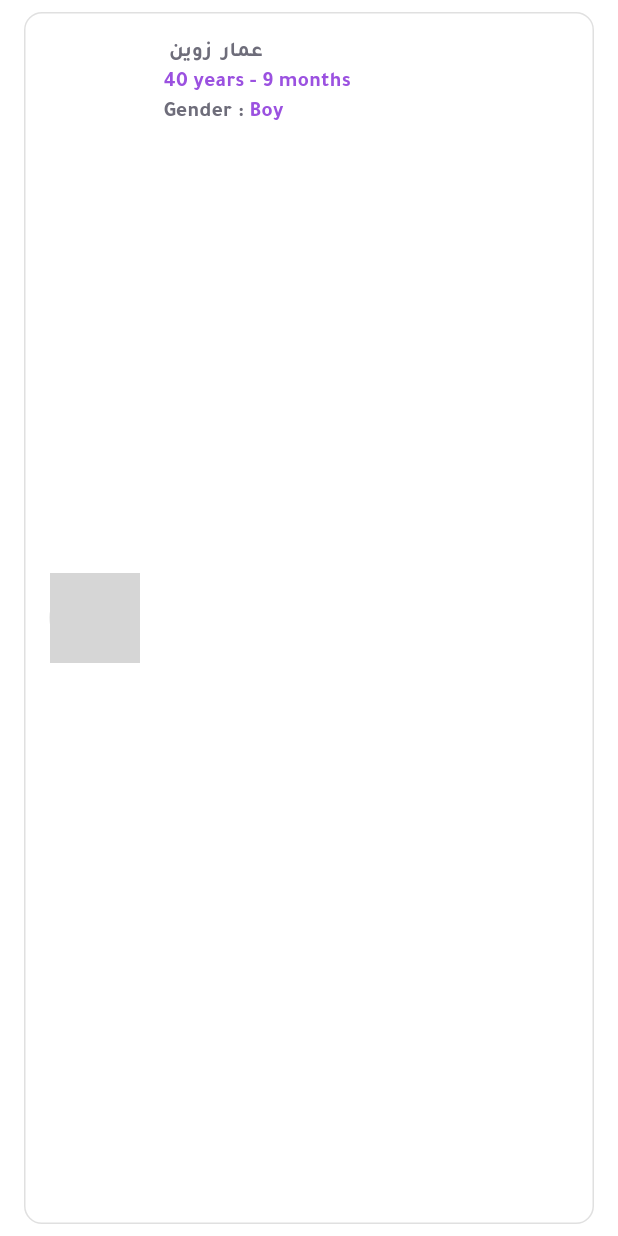
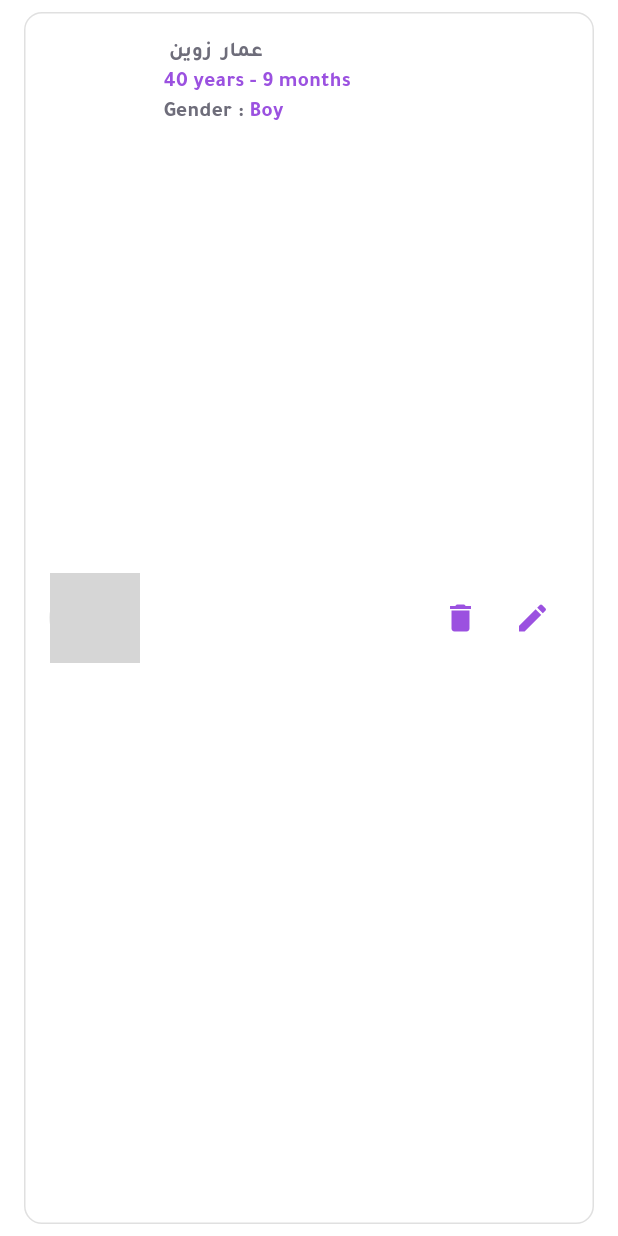
Before and after one commit to mohamedzewin01/wise_child, a Flutter app: the ChildCard widget shown alone on an empty page, opened directly, on a phone screen of 412 x 824 dp. Run offline on Flutter 3.47's test engine with Material 3 defaults, Android fonts, the phone set to English and light mode, and no system bars; our stand-ins replace animated_bottom_navigation_bar, another_flushbar, bloc, cached_network_image, cloud_firestore, connectivity_plus and 18 more; accounts and stored records are empty; generated files the repository leaves out were written again; network calls fail; grey boxes are pictures that could not be loaded.

Commit message:
feat(children): complete child deletion with local state update and UI refresh

```diff
--- a/lib/core/api/api_constants.dart
+++ b/lib/core/api/api_constants.dart
@@ -10,9 +10,7 @@ class ApiConstants {
   static const String getChildrenByUser = "children/getChildrenByUser";
   static const String newChild = "children/newChild";
   static const String imageChild = "children/imageChild";
-
-
-
+  static const String deleteChildren = "children/delete_children";
 
 
 }
--- a/lib/features/Children/data/datasources/Children_datasource_repo.dart
+++ b/lib/features/Children/data/datasources/Children_datasource_repo.dart
@@ -1,7 +1,10 @@
 import 'package:wise_child/core/common/api_result.dart';
+import 'package:wise_child/features/Children/data/models/request/delete_children_request.dart';
 import 'package:wise_child/features/Children/data/models/request/get_children_request.dart';
 import 'package:wise_child/features/Children/domain/entities/children_entity.dart';
+import 'package:wise_child/features/Children/domain/entities/delete_entity.dart';
 
 abstract class ChildrenDatasourceRepo {
   Future<Result<GetChildrenEntity?>> getChildrenByUser();
+  Future<Result<DeleteChildrenEntity?>> deleteChildren(DeleteChildrenRequest deleteChildrenRequest);
 }
--- /dev/null
+++ b/lib/features/Children/data/models/request/delete_children_request.dart
@@ -0,0 +1,21 @@
+import 'package:json_annotation/json_annotation.dart';
+
+part 'delete_children_request.g.dart';
+
+@JsonSerializable()
+class DeleteChildrenRequest {
+  @JsonKey(name: "id_children")
+  final int? idChildren;
+
+  DeleteChildrenRequest ({
+    this.idChildren,
+  });
+
+  factory DeleteChildrenRequest.fromJson(Map<String, dynamic> json) {
+    return _$DeleteChildrenRequestFromJson(json);
+  }
+
+  Map<String, dynamic> toJson() {
+    return _$DeleteChildrenRequestToJson(this);
+  }
+}
--- /dev/null
+++ b/lib/features/Children/domain/entities/delete_entity.dart
@@ -0,0 +1,16 @@
+
+
+
+
+class DeleteChildrenEntity {
+
+  final String? status;
+
+  final String? message;
+
+  DeleteChildrenEntity ({
+    this.status,
+    this.message,
+  });
+
+}
--- a/lib/features/Children/domain/repositories/Children_repository.dart
+++ b/lib/features/Children/domain/repositories/Children_repository.dart
@@ -1,7 +1,10 @@
 import 'package:wise_child/core/common/api_result.dart';
+import 'package:wise_child/features/Children/data/models/request/delete_children_request.dart';
 import 'package:wise_child/features/Children/data/models/request/get_children_request.dart';
 import 'package:wise_child/features/Children/domain/entities/children_entity.dart';
+import 'package:wise_child/features/Children/domain/entities/delete_entity.dart';
 
 abstract class ChildrenRepository {
   Future<Result<GetChildrenEntity?>> getChildrenByUser();
+  Future<Result<DeleteChildrenEntity?>> deleteChildren(DeleteChildrenRequest deleteChildrenRequest);
 }
--- a/lib/features/Children/domain/useCases/Children_useCase_repo.dart
+++ b/lib/features/Children/domain/useCases/Children_useCase_repo.dart
@@ -1,7 +1,13 @@
 import 'package:wise_child/core/common/api_result.dart';
+import 'package:wise_child/features/Children/data/models/request/delete_children_request.dart';
 import 'package:wise_child/features/Children/data/models/request/get_children_request.dart';
 import 'package:wise_child/features/Children/domain/entities/children_entity.dart';
+import 'package:wise_child/features/Children/domain/entities/delete_entity.dart';
 
 abstract class ChildrenUseCaseRepo {
   Future<Result<GetChildrenEntity?>> getChildrenByUser();
+
+  Future<Result<DeleteChildrenEntity?>> deleteChildren(
+    DeleteChildrenRequest deleteChildrenRequest,
+  );
 }
--- a/lib/features/Children/presentation/bloc/Children_state.dart
+++ b/lib/features/Children/presentation/bloc/Children_state.dart
@@ -15,3 +15,15 @@ final class ChildrenFailure extends ChildrenState {
 
   ChildrenFailure(this.exception);
 }
+
+final class DeleteChildrenLoading extends ChildrenState {}
+final class DeleteChildrenSuccess extends ChildrenState {
+  final DeleteChildrenEntity deleteChildrenEntity;
+
+  DeleteChildrenSuccess(this.deleteChildrenEntity);
+}
+final class DeleteChildrenFailure extends ChildrenState {
+  final Exception exception;
+
+  DeleteChildrenFailure(this.exception);
+}
--- a/lib/features/Children/presentation/widgets/child_card.dart
+++ b/lib/features/Children/presentation/widgets/child_card.dart
@@ -1,10 +1,12 @@
 import 'package:flutter/material.dart';
+import 'package:flutter_bloc/flutter_bloc.dart';
 import 'package:wise_child/core/functions/calculate_age.dart';
 import 'package:wise_child/core/functions/gender_to_text.dart';
 import 'package:wise_child/core/resources/color_manager.dart';
 import 'package:wise_child/core/resources/style_manager.dart';
 import 'package:wise_child/core/resources/values_manager.dart';
 import 'package:wise_child/features/Children/data/models/response/get_children_dto.dart';
+import 'package:wise_child/features/Children/presentation/bloc/Children_cubit.dart';
 import 'package:wise_child/features/Children/presentation/widgets/avatar_image.dart';
 import 'package:wise_child/l10n/app_localizations.dart';
 
@@ -17,6 +19,7 @@ class ChildCard extends StatelessWidget {
 
   @override
   Widget build(BuildContext context) {
+
     final languageCode = LocaleCubit.get(context).state.languageCode;
 
     final ageString = calculateAgeInYearsAndMonths(
@@ -83,6 +86,12 @@ class ChildCard extends StatelessWidget {
                 ),
               ],
             ),
+            Spacer(),
+            IconButton(onPressed: ()async{
+              await context.read<ChildrenCubit>().deleteChild(children.idChildren!);
+
+            }, icon: Icon(Icons.delete,color: ColorManager.primaryColor,),),
+            IconButton(onPressed: (){}, icon: Icon(Icons.edit,color: ColorManager.primaryColor,),),
           ],
         ),
       ),
--- a/lib/features/Children/presentation/widgets/skeletonizer_children.dart
+++ b/lib/features/Children/presentation/widgets/skeletonizer_children.dart
@@ -10,6 +10,9 @@ class SkeChildren extends StatelessWidget {
   @override
   Widget build(BuildContext context) {
     return Skeletonizer(
+      effect: ShimmerEffect(
+        baseColor: Colors.grey.shade300,
+        highlightColor: Colors.grey.shade100,),
       child: ListView.builder(
         padding: const EdgeInsets.only(top: 8.0, bottom: 8.0),
         itemCount: 10,
@@ -21,7 +24,7 @@ class SkeChildren extends StatelessWidget {
               lastName: ' زوين',
               gender: 'Male',
               dateOfBirth: '1984-09-27',
-              imageUrl: 'https://i.pravatar.cc/300',
+              imageUrl: 'default.jpg',
               emailChildren: null,
               idChildren: 154,
               friendsCount: 2,
@@ -33,3 +36,4 @@ class SkeChildren extends StatelessWidget {
     );
   }
 }
+//'https://i.pravatar.cc/300',
```
Also changed, not shown: lib/core/api/api_manager/api_manager.dart (+8 -1 lines), lib/features/Children/data/datasources/Children_datasource_repo_impl.dart (+10 -0 lines), lib/features/Children/data/models/response/delete_children_dto.dart (added, +31 -0 lines), lib/features/Children/data/repositories_impl/Children_repo_impl.dart (+7 -0 lines), lib/features/Children/domain/useCases/Children_useCase_repo_impl.dart (+7 -0 lines), lib/features/Children/presentation/bloc/Children_cubit.dart (+85 -2 lines), lib/features/Children/presentation/pages/Children_page.dart (+12 -4 lines), lib/features/NewChildren/presentation/pages/NewChildren_page.dart (+20 -7 lines), lib/core/api/api_manager/api_manager.g.dart.
